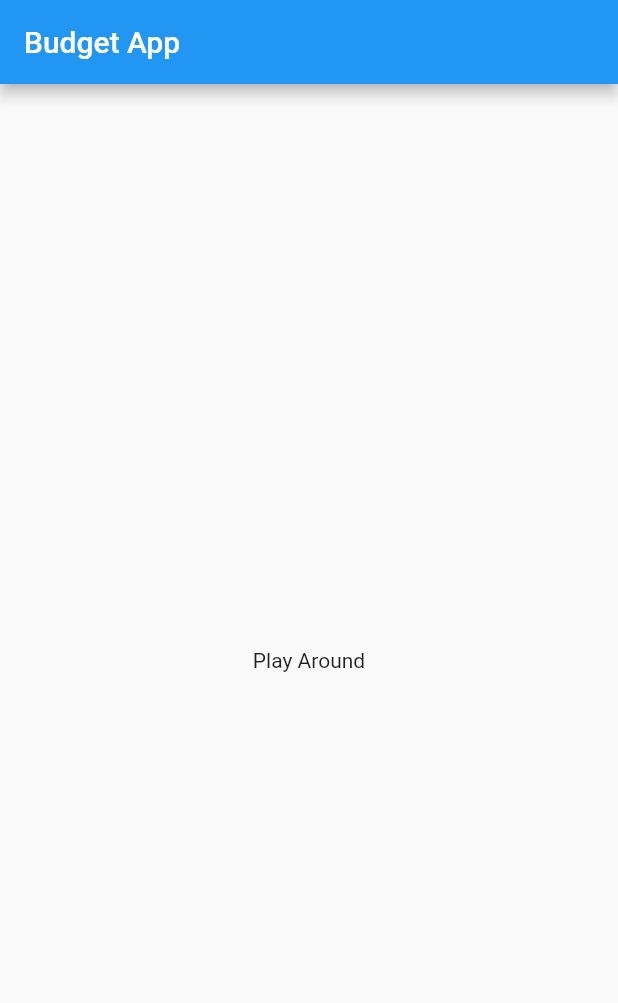
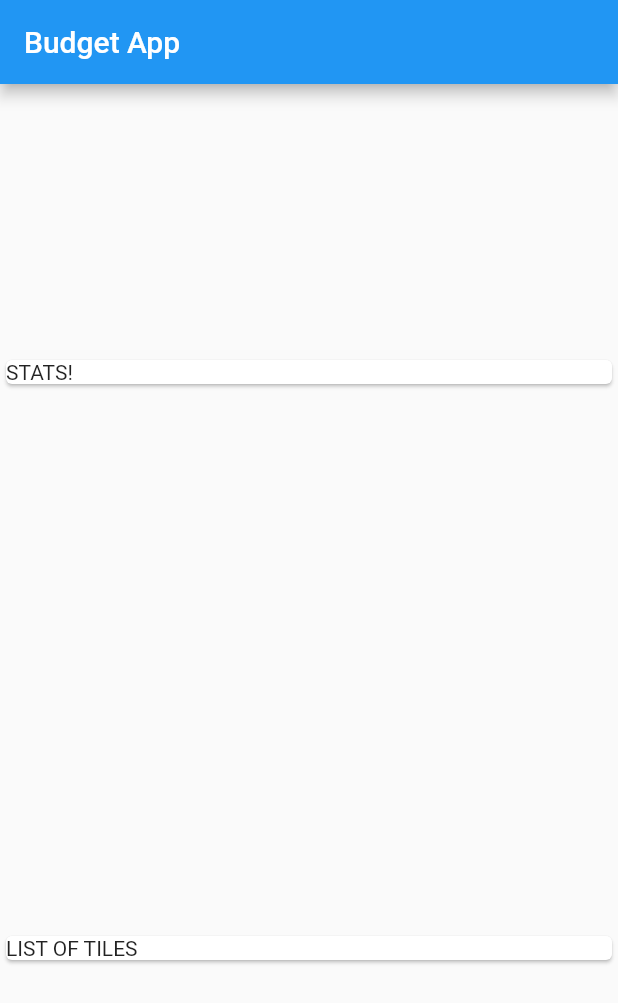
Before and after one commit to Siddharth-rajput2201/Weekly-Budget-App, a Flutter app: the screen it shows after launch, on a phone screen of 412 x 824 dp. Shown: the top 1003 px of the screen. Run offline on Flutter 3.47's test engine with Material 2 defaults, Android fonts, the phone set to English and light mode, and no system bars.

Commit message:
Added Transaction Class

```diff
--- a/lib/main.dart
+++ b/lib/main.dart
@@ -1,3 +1,4 @@
+import 'package:budgetapp/trasanction_class.dart';
 import 'package:flutter/material.dart';
 
 void main()
@@ -9,6 +10,7 @@ class MyApp extends StatelessWidget {
   @override
   Widget build(BuildContext context) {
     return MaterialApp(
+      debugShowCheckedModeBanner: false,
       title: "Budget App",
       home: MyHomepage(),
     );
@@ -16,15 +18,30 @@ class MyApp extends StatelessWidget {
 }
 
 class MyHomepage extends StatelessWidget {
+  final List<Transaction> transaction = [
+    Transaction(id: "T1",amount: 20,date: DateTime.now(), title: "Shoes")
+  ];
   @override
   Widget build(BuildContext context) {
     return Scaffold(
       appBar: AppBar(
         title: Text("Budget App"),
       ),
-      body: Center(
-        child: Text("Play Around"),
-      ),
-    );
+      body: Column(
+        mainAxisAlignment: MainAxisAlignment.spaceAround,
+        crossAxisAlignment: CrossAxisAlignment.stretch,
+        children: <Widget>[
+          Container(
+            width: double.infinity,
+            child: Card(
+              child: Text("STATS!"),
+            ),
+          ),
+          Card(
+            child: Text("LIST OF TILES"),
+          ),
+        ],
+      )
+      );
   }
 }
--- /dev/null
+++ b/lib/trasanction_class.dart
@@ -0,0 +1,10 @@
+import 'package:flutter/cupertino.dart';
+
+class Transaction{
+  final String id;
+  final String title;
+  final double amount;
+  final DateTime date;
+
+  Transaction({@required this.id,@required this.amount,@required this.date ,@required this.title});
+}
```
